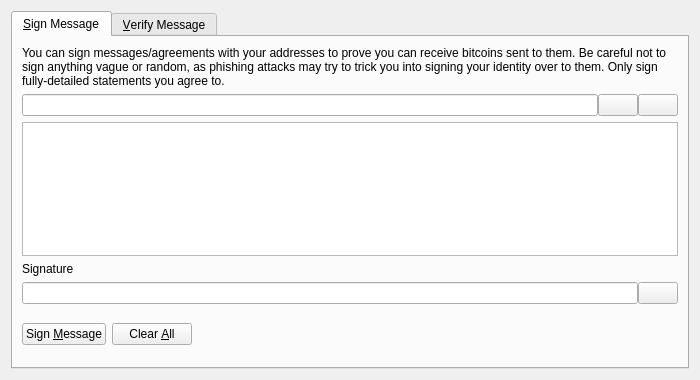
notestrand/tt, file src/qt/forms/signverifymessagedialog.ui: the form before one commit.
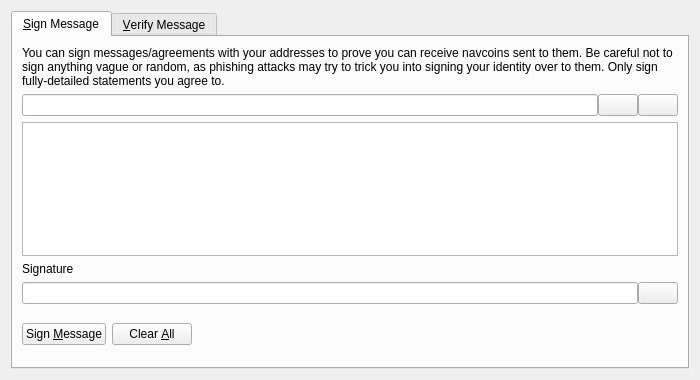
The form after the commit. Icons and pictures are not drawn. Custom widgets are drawn as their Qt base class.

Patch:
```diff
--- a/src/qt/forms/signverifymessagedialog.ui
+++ b/src/qt/forms/signverifymessagedialog.ui
@@ -30,7 +30,7 @@
        <item>
         <widget class="QLabel" name="infoLabel_SM">
          <property name="text">
-          <string>You can sign messages/agreements with your addresses to prove you can receive bitcoins sent to them. Be careful not to sign anything vague or random, as phishing attacks may try to trick you into signing your identity over to them. Only sign fully-detailed statements you agree to.</string>
+          <string>You can sign messages/agreements with your addresses to prove you can receive navcoins sent to them. Be careful not to sign anything vague or random, as phishing attacks may try to trick you into signing your identity over to them. Only sign fully-detailed statements you agree to.</string>
          </property>
          <property name="textFormat">
           <enum>Qt::PlainText</enum>
```
Left out of the diff: 26 changed lines with no effect on the pictures.
